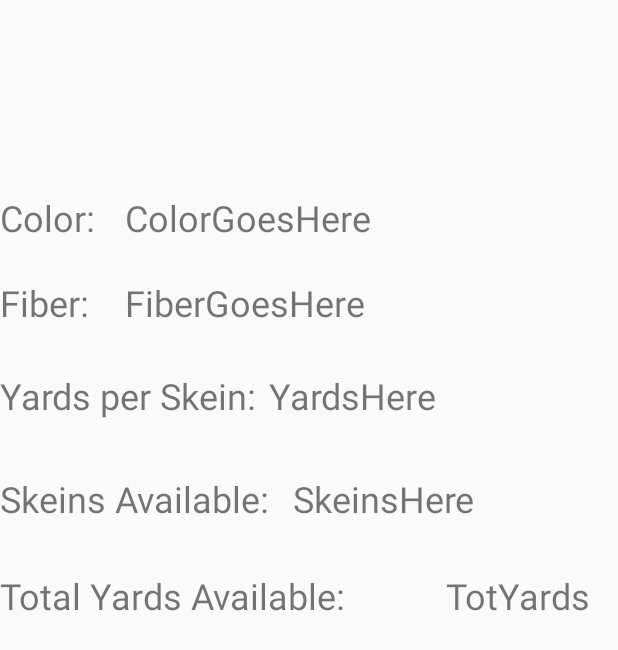
After one commit to kw531/Stash, an Android app: the layout activity_yarn_view.xml on its own in the app's theme, with its tools: preview values and no code run, on a phone screen of 412 x 824 dp. The commit adds this screen. Shown: the top 650 px of the screen. Run offline under Robolectric (Android 15) with nearby library versions, the phone set to English and light mode, and no system bars.

Commit message:
Fixed database manager, added view yarn details activity

```diff
--- a/Stash/app/build.gradle
+++ b/Stash/app/build.gradle
@@ -27,4 +27,5 @@ dependencies {
     compile 'com.android.support:appcompat-v7:25.1.1'
     compile 'com.android.support:design:25.1.1'
     testCompile 'junit:junit:4.12'
+    compile 'com.google.android.gms:play-services-appindexing:8.4.0'
 }
--- /dev/null
+++ b/Stash/app/src/main/res/layout/activity_yarn_view.xml
@@ -0,0 +1,126 @@
+<?xml version="1.0" encoding="utf-8"?>
+<RelativeLayout xmlns:android="http://schemas.android.com/apk/res/android"
+   android:orientation="vertical" android:layout_width="match_parent"
+   android:layout_height="match_parent">
+
+
+       <TextView
+           android:layout_width="match_parent"
+           android:layout_height="wrap_content"
+           android:id="@+id/tv_yv_BrandName"
+           android:textSize="36sp"
+           android:layout_alignParentTop="true"
+           android:layout_alignParentStart="true"
+           android:layout_marginTop="6dp"
+           android:textAlignment="textStart" />
+
+    <TextView      android:layout_width="match_parent"
+       android:layout_height="wrap_content"
+       android:id="@+id/tv_yv_YarnName"
+       android:textSize="36sp"
+           android:layout_marginTop="7dp"
+           android:layout_below="@+id/tv_yv_BrandName"
+           android:layout_alignParentStart="true"
+           android:textAlignment="textStart" />
+
+   <TextView
+           android:text="Fiber:"
+           android:layout_width="wrap_content"
+           android:layout_height="wrap_content"
+           android:id="@+id/tv_yv_FiberLabel"
+           android:textSize="24sp"
+           android:layout_below="@+id/tv_yv_ColorLabel"
+           android:layout_alignParentStart="true"
+           android:layout_marginTop="24dp" />
+
+       <TextView
+           android:text="Yards per Skein:"
+           android:layout_width="wrap_content"
+           android:layout_height="wrap_content"
+           android:id="@+id/tv_yv_YardageLabel"
+           android:textSize="24sp"
+           android:layout_marginTop="29dp"
+           android:layout_below="@+id/tv_yv_FiberLabel"
+           android:layout_alignParentStart="true" />
+
+       <TextView
+           android:text="Skeins Available:"
+           android:layout_height="wrap_content"
+           android:id="@+id/tv_yv_BallLabel"
+           android:textSize="24sp"
+           android:layout_marginTop="36dp"
+           android:layout_below="@+id/tv_yv_YardageLabel"
+           android:layout_width="wrap_content" />
+
+   <TextView
+       android:layout_width="wrap_content"
+       android:layout_height="wrap_content"
+       android:id="@+id/tv_yv_Color"
+       android:textSize="24sp"
+       android:text="ColorGoesHere"
+       android:layout_alignBaseline="@+id/tv_yv_ColorLabel"
+       android:layout_alignBottom="@+id/tv_yv_ColorLabel"
+       android:layout_toEndOf="@+id/tv_yv_ColorLabel"
+       android:layout_marginStart="20dp" />
+
+   <TextView
+       android:text="FiberGoesHere"
+       android:layout_width="wrap_content"
+       android:layout_height="wrap_content"
+       android:layout_above="@+id/tv_yv_YardageLabel"
+       android:layout_alignStart="@+id/tv_yv_Color"
+       android:id="@+id/tv_yv_Fiber"
+       android:textSize="24sp" />
+
+   <TextView
+       android:text="SkeinsHere"
+       android:layout_width="wrap_content"
+       android:layout_height="wrap_content"
+       android:id="@+id/tv_yv_SkeinsAvail"
+       android:textSize="24sp"
+       android:layout_alignBaseline="@+id/tv_yv_BallLabel"
+       android:layout_alignBottom="@+id/tv_yv_BallLabel"
+       android:layout_toEndOf="@+id/tv_yv_BallLabel"
+       android:layout_marginStart="16dp" />
+
+   <TextView
+       android:text="Total Yards Available:"
+       android:layout_width="wrap_content"
+       android:layout_height="wrap_content"
+       android:layout_marginTop="32dp"
+       android:id="@+id/tv_yv_TotalYardsLabel"
+       android:textSize="24sp"
+       android:layout_below="@+id/tv_yv_BallLabel"
+       android:layout_alignParentStart="true" />
+
+   <TextView
+       android:text="YardsHere"
+       android:layout_width="wrap_content"
+       android:layout_height="wrap_content"
+       android:id="@+id/tv_yv_Yardage"
+       android:textSize="24sp"
+       android:layout_above="@+id/tv_yv_BallLabel"
+       android:layout_toEndOf="@+id/tv_yv_BallLabel" />
+
+    <TextView
+       android:text="Color:"
+       android:layout_width="wrap_content"
+       android:layout_height="wrap_content"
+       android:id="@+id/tv_yv_ColorLabel"
+       android:textSize="24sp"
+       android:layout_marginTop="18dp"
+       android:layout_below="@+id/tv_yv_YarnName"
+       android:layout_alignParentStart="true" />
+
+    <TextView
+        android:text="TotYards"
+        android:layout_width="wrap_content"
+        android:layout_height="wrap_content"
+        android:id="@+id/tv_yv_TotalYards"
+        android:textSize="24sp"
+        android:layout_alignBaseline="@+id/tv_yv_TotalYardsLabel"
+        android:layout_alignBottom="@+id/tv_yv_TotalYardsLabel"
+        android:layout_toEndOf="@+id/tv_yv_Yardage"
+        android:layout_marginStart="6dp" />
+
+</RelativeLayout>
--- /dev/null
+++ b/Stash/app/src/main/res/menu/yarn_longclick_menu.xml
@@ -0,0 +1,4 @@
+<?xml version="1.0" encoding="utf-8"?>
+<menu xmlns:android="http://schemas.android.com/apk/res/android">
+
+</menu>
```
Also changed, not shown: Stash/app/src/main/AndroidManifest.xml (+6 -1 lines), Stash/app/src/main/java/com/example/kati/stash/DBHandler.java (+8 -13 lines), Stash/app/src/main/java/com/example/kati/stash/MainActivity.java (+42 -17 lines), Stash/app/src/main/java/com/example/kati/stash/yarnView.java (added, +59 -0 lines), Stash/app/src/main/res/layout/content_add_yarn.xml (deleted, +0 -19 lines).
